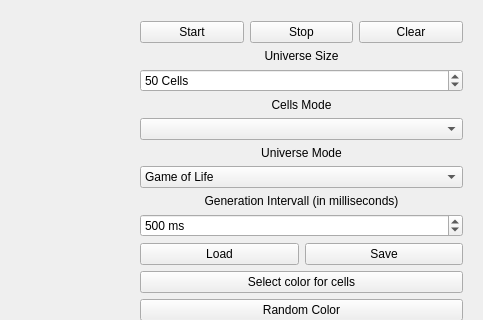
First picture: the form in src/mainwindow.ui, repository Lesik/prgpr1718, before the edit; both pictures show x 477 to 960 and y 0 to 320 of the 960 by 600 pixel window.
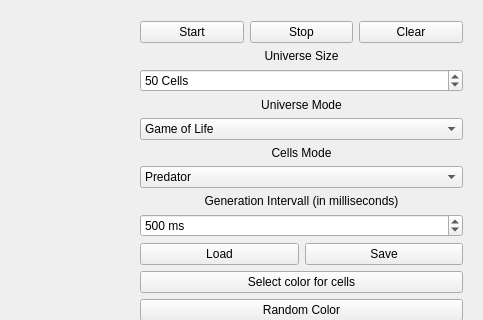
Second picture: the form after the edit.

What changed in the file:
```diff
--- a/src/mainwindow.ui
+++ b/src/mainwindow.ui
@@ -117,44 +117,7 @@
        </property>
       </widget>
      </item>
-     <item row="4" column="1">
-      <widget class="QLabel" name="Label_cell_mode">
-       <property name="text">
-        <string>Cells Mode</string>
-       </property>
-       <property name="alignment">
-        <set>Qt::AlignCenter</set>
-       </property>
-      </widget>
-     </item>
-     <item row="5" column="1">
-      <widget class="QComboBox" name="ComboBox_cells_mode"/>
-     </item>
-     <item row="6" column="1">
-      <widget class="QLabel" name="Label_universe_mode">
-       <property name="text">
-        <string>Universe Mode</string>
-       </property>
-       <property name="alignment">
-        <set>Qt::AlignCenter</set>
-       </property>
-      </widget>
-     </item>
-     <item row="7" column="1">
-      <widget class="QComboBox" name="ComboBox_universe_mode">
-       <item>
-        <property name="text">
-         <string>Game of Life</string>
-        </property>
-       </item>
-       <item>
-        <property name="text">
-         <string>Snake</string>
-        </property>
-       </item>
-      </widget>
-     </item>
-     <item row="8" column="1">
+     <item row="11" column="1">
       <widget class="QLabel" name="Label_generation_intervall">
        <property name="text">
         <string>Generation Intervall (in milliseconds)</string>
@@ -164,7 +127,7 @@
        </property>
       </widget>
      </item>
-     <item row="9" column="1">
+     <item row="12" column="1">
       <widget class="QSpinBox" name="SpinBox_generation_intervall">
        <property name="sizePolicy">
         <sizepolicy hsizetype="Expanding" vsizetype="Fixed">
@@ -195,7 +158,7 @@
        </property>
       </widget>
      </item>
-     <item row="10" column="1">
+     <item row="13" column="1">
       <layout class="QHBoxLayout" name="horizontalLayout">
        <item>
         <widget class="QPushButton" name="Button_load">
@@ -213,27 +176,85 @@
        </item>
       </layout>
      </item>
-     <item row="11" column="1">
+     <item row="14" column="1">
       <widget class="QPushButton" name="Button_select_color">
        <property name="text">
         <string>Select color for cells</string>
        </property>
       </widget>
      </item>
-     <item row="12" column="1">
+     <item row="15" column="1">
       <widget class="QPushButton" name="Button_radom_color">
        <property name="text">
         <string>Random Color</string>
        </property>
       </widget>
      </item>
-     <item row="13" column="1">
+     <item row="16" column="1">
       <widget class="QPushButton" name="Button_go">
        <property name="text">
         <string>GO!</string>
        </property>
       </widget>
      </item>
+     <item row="5" column="1">
+      <widget class="QLabel" name="Label_universe_mode">
+       <property name="text">
+        <string>Universe Mode</string>
+       </property>
+       <property name="alignment">
+        <set>Qt::AlignCenter</set>
+       </property>
+      </widget>
+     </item>
+     <item row="6" column="1">
+      <widget class="QComboBox" name="ComboBox_universe_mode">
+       <item>
+        <property name="text">
+         <string>Game of Life</string>
+        </property>
+       </item>
+       <item>
+        <property name="text">
+         <string>Snake</string>
+        </property>
+       </item>
+       <item>
+        <property name="text">
+         <string>Predator - Victim</string>
+        </property>
+       </item>
+      </widget>
+     </item>
+     <item row="8" column="1">
+      <widget class="QLabel" name="Label_cell_mode">
+       <property name="text">
+        <string>Cells Mode</string>
+       </property>
+       <property name="alignment">
+        <set>Qt::AlignCenter</set>
+       </property>
+      </widget>
+     </item>
+     <item row="9" column="1">
+      <widget class="QComboBox" name="ComboBox_cells_mode">
+       <item>
+        <property name="text">
+         <string>Predator</string>
+        </property>
+       </item>
+       <item>
+        <property name="text">
+         <string>Victim</string>
+        </property>
+       </item>
+       <item>
+        <property name="text">
+         <string>Food</string>
+        </property>
+       </item>
+      </widget>
+     </item>
     </layout>
    </widget>
    <widget class="QWidget" name="gridLayoutWidget">
```
